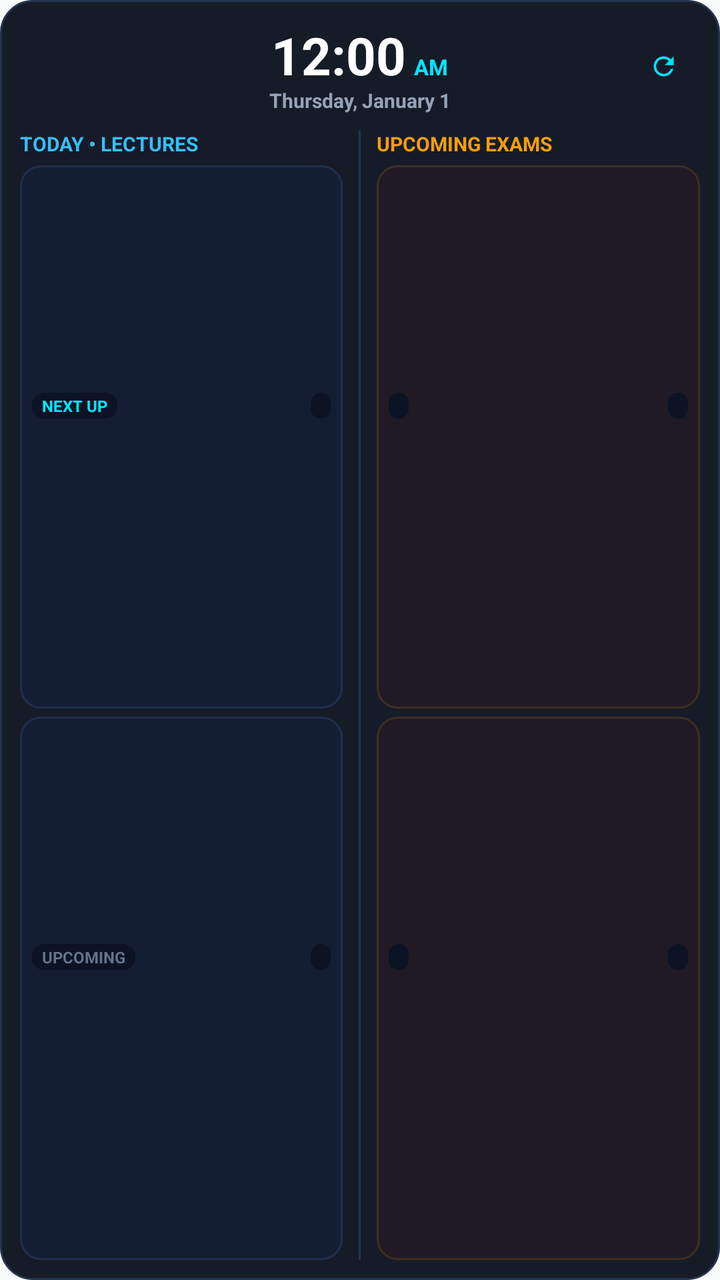
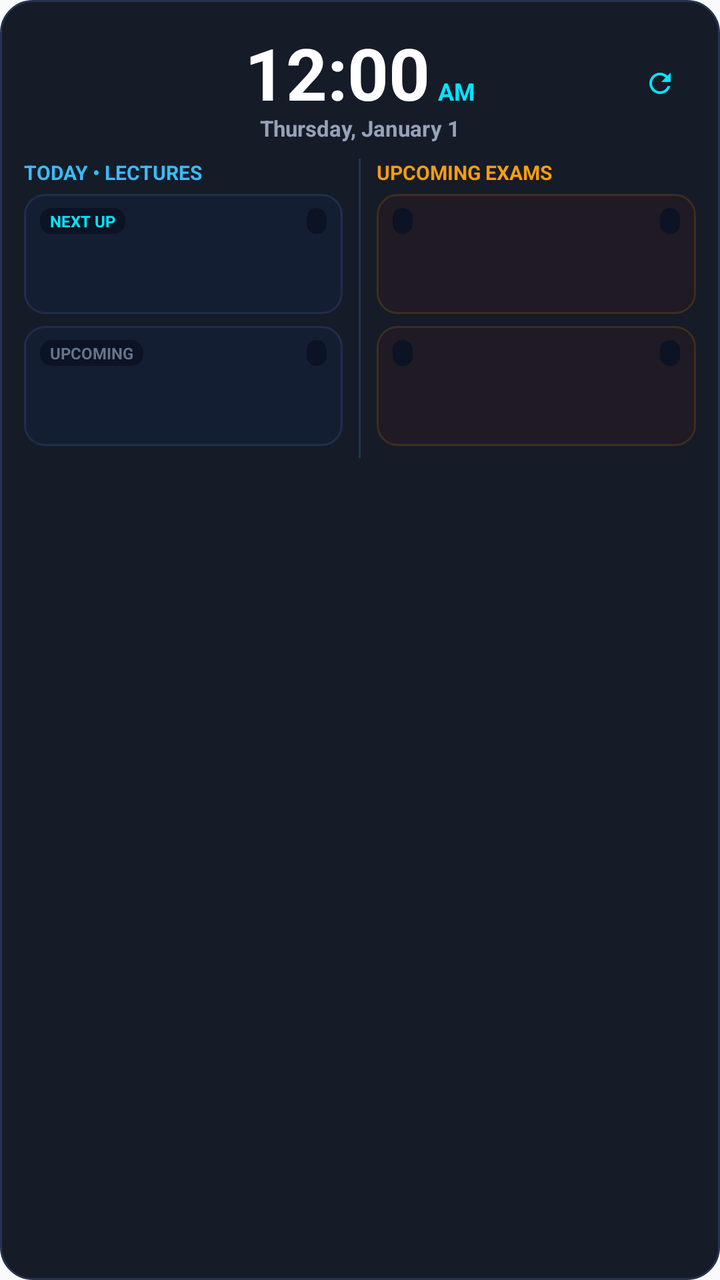

An Android layout rendered at two revisions. The XML below is the earlier revision; the diff shows what the commit changed to produce the second picture.
<!-- AndroidManifest.xml: application theme Theme.LifeSync -->
<!-- res/layout/widget_academic_hub.xml -->
<?xml version="1.0" encoding="utf-8"?>
<LinearLayout xmlns:android="http://schemas.android.com/apk/res/android"
    android:id="@+id/layoutWidgetRoot"
    android:layout_width="match_parent"
    android:layout_height="match_parent"
    android:background="@drawable/bg_widget_glass_oled"
    android:orientation="vertical"
    android:padding="10dp">

    
    <RelativeLayout
        android:layout_width="match_parent"
        android:layout_height="wrap_content">

        
        <LinearLayout
            android:id="@+id/layoutClockTouchpad"
            android:layout_width="wrap_content"
            android:layout_height="wrap_content"
            android:layout_centerHorizontal="true"
            android:gravity="center"
            android:orientation="vertical">

            <LinearLayout
                android:layout_width="wrap_content"
                android:layout_height="wrap_content"
                android:gravity="bottom"
                android:orientation="horizontal">

                <TextClock
                    android:id="@+id/tcWidgetClock"
                    android:layout_width="wrap_content"
                    android:layout_height="wrap_content"
                    android:format12Hour="h:mm"
                    android:textColor="#FFFFFF"
                    android:textSize="26sp"
                    android:textStyle="bold" />

                <TextClock
                    android:id="@+id/tcWidgetAmPm"
                    android:layout_width="wrap_content"
                    android:layout_height="wrap_content"
                    android:layout_marginStart="4dp"
                    android:format12Hour="a"
                    android:textColor="#00E5FF"
                    android:textSize="11sp"
                    android:textStyle="bold" />
            </LinearLayout>

            <TextClock
                android:id="@+id/tcWidgetDate"
                android:layout_width="wrap_content"
                android:layout_height="wrap_content"
                android:layout_marginTop="-2dp"
                android:format12Hour="EEEE, MMMM d"
                android:textColor="#94A3B8"
                android:textSize="10sp"
                android:textStyle="bold" />
        </LinearLayout>

        
        <FrameLayout
            android:id="@+id/btnWidgetRefreshHitbox"
            android:layout_width="36dp"
            android:layout_height="36dp"
            android:layout_alignParentEnd="true"
            android:layout_centerVertical="true">

            <ImageView
                android:id="@+id/ivWidgetRefreshIcon"
                android:layout_width="15dp"
                android:layout_height="15dp"
                android:layout_gravity="center"
                android:contentDescription="Refresh"
                android:src="@drawable/ic_refresh" />

            <ProgressBar
                android:id="@+id/pbWidgetLoading"
                android:layout_width="15dp"
                android:layout_height="15dp"
                android:layout_gravity="center"
                android:indeterminate="true"
                android:indeterminateTint="#00E5FF"
                android:visibility="gone" />
        </FrameLayout>
    </RelativeLayout>

    
    <LinearLayout
        android:id="@+id/layoutMainGrid"
        android:layout_width="match_parent"
        android:layout_height="0dp"
        android:layout_marginTop="8dp"
        android:layout_weight="1"
        android:baselineAligned="false"
        android:orientation="horizontal">

        
        <LinearLayout
            android:id="@+id/layoutScheduleSection"
            android:layout_width="0dp"
            android:layout_height="match_parent"
            android:layout_weight="1"
            android:orientation="vertical">

            <TextView
                android:id="@+id/tvClassHeader"
                android:layout_width="match_parent"
                android:layout_height="wrap_content"
                android:layout_marginBottom="4dp"
                android:text="TODAY • LECTURES"
                android:textColor="#38BDF8"
                android:textSize="10sp"
                android:textStyle="bold" />

            
            <LinearLayout
                android:id="@+id/rowClass1"
                android:layout_width="match_parent"
                android:layout_height="0dp"
                android:layout_marginBottom="4dp"
                android:layout_weight="1"
                android:background="@drawable/bg_widget_item_class"
                android:gravity="center_vertical"
                android:orientation="vertical"
                android:padding="6dp">

                <LinearLayout
                    android:layout_width="match_parent"
                    android:layout_height="wrap_content"
                    android:gravity="center_vertical"
                    android:orientation="horizontal">

                    <TextView
                        android:id="@+id/tvClass1Badge"
                        android:layout_width="wrap_content"
                        android:layout_height="wrap_content"
                        android:background="@drawable/bg_widget_pill_badge"
                        android:paddingHorizontal="5dp"
                        android:paddingVertical="1dp"
                        android:text="NEXT UP"
                        android:textColor="#00E5FF"
                        android:textSize="8sp"
                        android:textStyle="bold" />

                    <FrameLayout
                        android:layout_width="0dp"
                        android:layout_height="1dp"
                        android:layout_weight="1" />

                    <TextView
                        android:id="@+id/tvClass1Room"
                        android:layout_width="wrap_content"
                        android:layout_height="wrap_content"
                        android:background="@drawable/bg_widget_pill_badge"
                        android:paddingHorizontal="5dp"
                        android:paddingVertical="1dp"
                        android:textColor="#38BDF8"
                        android:textSize="8sp"
                        android:textStyle="bold" />
                </LinearLayout>

                <TextView
                    android:id="@+id/tvClass1Title"
                    android:layout_width="match_parent"
                    android:layout_height="wrap_content"
                    android:layout_marginTop="2dp"
                    android:ellipsize="end"
                    android:lineSpacingExtra="1dp"
                    android:maxLines="2"
                    android:textColor="#FFFFFF"
                    android:textSize="11sp"
                    android:textStyle="bold" />

                <TextView
                    android:id="@+id/tvClass1Time"
                    android:layout_width="wrap_content"
                    android:layout_height="wrap_content"
                    android:layout_marginTop="2dp"
                    android:textColor="#94A3B8"
                    android:textSize="9sp" />
            </LinearLayout>

            
            <LinearLayout
                android:id="@+id/rowClass2"
                android:layout_width="match_parent"
                android:layout_height="0dp"
                android:layout_weight="1"
                android:background="@drawable/bg_widget_item_class"
                android:gravity="center_vertical"
                android:orientation="vertical"
                android:padding="6dp">

                <LinearLayout
                    android:layout_width="match_parent"
                    android:layout_height="wrap_content"
                    android:gravity="center_vertical"
                    android:orientation="horizontal">

                    <TextView
                        android:id="@+id/tvClass2Badge"
                        android:layout_width="wrap_content"
                        android:layout_height="wrap_content"
                        android:background="@drawable/bg_widget_pill_badge"
                        android:paddingHorizontal="5dp"
                        android:paddingVertical="1dp"
                        android:text="UPCOMING"
                        android:textColor="#64748B"
                        android:textSize="8sp"
                        android:textStyle="bold" />

                    <FrameLayout
                        android:layout_width="0dp"
                        android:layout_height="1dp"
                        android:layout_weight="1" />

                    <TextView
                        android:id="@+id/tvClass2Room"
                        android:layout_width="wrap_content"
                        android:layout_height="wrap_content"
                        android:background="@drawable/bg_widget_pill_badge"
                        android:paddingHorizontal="5dp"
                        android:paddingVertical="1dp"
                        android:textColor="#38BDF8"
                        android:textSize="8sp"
                        android:textStyle="bold" />
                </LinearLayout>

                <TextView
                    android:id="@+id/tvClass2Title"
                    android:layout_width="match_parent"
                    android:layout_height="wrap_content"
                    android:layout_marginTop="2dp"
                    android:ellipsize="end"
                    android:lineSpacingExtra="1dp"
                    android:maxLines="2"
                    android:textColor="#FFFFFF"
                    android:textSize="11sp"
                    android:textStyle="bold" />

                <TextView
                    android:id="@+id/tvClass2Time"
                    android:layout_width="wrap_content"
                    android:layout_height="wrap_content"
                    android:layout_marginTop="2dp"
                    android:textColor="#94A3B8"
                    android:textSize="9sp" />
            </LinearLayout>

            <TextView
                android:id="@+id/tvNoClasses"
                android:layout_width="match_parent"
                android:layout_height="match_parent"
                android:background="@drawable/bg_widget_item_class"
                android:gravity="center"
                android:text="No upcoming lectures"
                android:textColor="#64748B"
                android:textSize="10sp"
                android:visibility="gone" />
        </LinearLayout>

        
        <FrameLayout
            android:id="@+id/vSectionDivider"
            android:layout_width="1dp"
            android:layout_height="match_parent"
            android:layout_marginHorizontal="8dp"
            android:background="#2E38BDF8" />

        
        <LinearLayout
            android:id="@+id/layoutExamSection"
            android:layout_width="0dp"
            android:layout_height="match_parent"
            android:layout_weight="1"
            android:orientation="vertical">

            <TextView
                android:id="@+id/tvExamHeader"
                android:layout_width="match_parent"
                android:layout_height="wrap_content"
                android:layout_marginBottom="4dp"
                android:text="UPCOMING EXAMS"
                android:textColor="#F59E0B"
                android:textSize="10sp"
                android:textStyle="bold" />

            
            <LinearLayout
                android:id="@+id/rowExam1"
                android:layout_width="match_parent"
                android:layout_height="0dp"
                android:layout_marginBottom="4dp"
                android:layout_weight="1"
                android:background="@drawable/bg_widget_item_exam"
                android:gravity="center_vertical"
                android:orientation="vertical"
                android:padding="6dp">

                <LinearLayout
                    android:layout_width="match_parent"
                    android:layout_height="wrap_content"
                    android:gravity="center_vertical"
                    android:orientation="horizontal">

                    <TextView
                        android:id="@+id/tvExam1Badge"
                        android:layout_width="wrap_content"
                        android:layout_height="wrap_content"
                        android:background="@drawable/bg_widget_pill_badge"
                        android:paddingHorizontal="5dp"
                        android:paddingVertical="1dp"
                        android:textColor="#F59E0B"
                        android:textSize="8sp"
                        android:textStyle="bold" />

                    <FrameLayout
                        android:layout_width="0dp"
                        android:layout_height="1dp"
                        android:layout_weight="1" />

                    <TextView
                        android:id="@+id/tvExam1Room"
                        android:layout_width="wrap_content"
                        android:layout_height="wrap_content"
                        android:background="@drawable/bg_widget_pill_badge"
                        android:paddingHorizontal="5dp"
                        android:paddingVertical="1dp"
                        android:textColor="#F59E0B"
                        android:textSize="8sp"
                        android:textStyle="bold" />
                </LinearLayout>

                <TextView
                    android:id="@+id/tvExam1Title"
                    android:layout_width="match_parent"
                    android:layout_height="wrap_content"
                    android:layout_marginTop="2dp"
                    android:ellipsize="end"
                    android:lineSpacingExtra="1dp"
                    android:maxLines="2"
                    android:textColor="#FFFFFF"
                    android:textSize="11sp"
                    android:textStyle="bold" />

                <TextView
                    android:id="@+id/tvExam1Time"
                    android:layout_width="wrap_content"
                    android:layout_height="wrap_content"
                    android:layout_marginTop="2dp"
                    android:textColor="#94A3B8"
                    android:textSize="9sp" />
            </LinearLayout>

            
            <LinearLayout
                android:id="@+id/rowExam2"
                android:layout_width="match_parent"
                android:layout_height="0dp"
                android:layout_weight="1"
                android:background="@drawable/bg_widget_item_exam"
                android:gravity="center_vertical"
                android:orientation="vertical"
                android:padding="6dp">

                <LinearLayout
                    android:layout_width="match_parent"
                    android:layout_height="wrap_content"
                    android:gravity="center_vertical"
                    android:orientation="horizontal">

                    <TextView
                        android:id="@+id/tvExam2Badge"
                        android:layout_width="wrap_content"
                        android:layout_height="wrap_content"
                        android:background="@drawable/bg_widget_pill_badge"
                        android:paddingHorizontal="5dp"
                        android:paddingVertical="1dp"
                        android:textColor="#F59E0B"
                        android:textSize="8sp"
                        android:textStyle="bold" />

                    <FrameLayout
                        android:layout_width="0dp"
                        android:layout_height="1dp"
                        android:layout_weight="1" />

                    <TextView
                        android:id="@+id/tvExam2Room"
                        android:layout_width="wrap_content"
                        android:layout_height="wrap_content"
                        android:background="@drawable/bg_widget_pill_badge"
                        android:paddingHorizontal="5dp"
                        android:paddingVertical="1dp"
                        android:textColor="#F59E0B"
                        android:textSize="8sp"
                        android:textStyle="bold" />
                </LinearLayout>

                <TextView
                    android:id="@+id/tvExam2Title"
                    android:layout_width="match_parent"
                    android:layout_height="wrap_content"
                    android:layout_marginTop="2dp"
                    android:ellipsize="end"
                    android:lineSpacingExtra="1dp"
                    android:maxLines="2"
                    android:textColor="#FFFFFF"
                    android:textSize="11sp"
                    android:textStyle="bold" />

                <TextView
                    android:id="@+id/tvExam2Time"
                    android:layout_width="wrap_content"
                    android:layout_height="wrap_content"
                    android:layout_marginTop="2dp"
                    android:textColor="#94A3B8"
                    android:textSize="9sp" />
            </LinearLayout>

            <TextView
                android:id="@+id/tvNoExams"
                android:layout_width="match_parent"
                android:layout_height="match_parent"
                android:background="@drawable/bg_widget_item_exam"
                android:gravity="center"
                android:text="All clear! No pending exams"
                android:textColor="#64748B"
                android:textSize="10sp"
                android:visibility="gone" />
        </LinearLayout>
    </LinearLayout>
</LinearLayout>
<!-- resources referenced by this layout -->
<resources>
  <!-- drawable bg_widget_glass_oled (drawable) -->
  <shape xmlns:android="http://schemas.android.com/apk/res/android"
      android:shape="rectangle">
      <solid android:color="#F20A0F1D" />
      <corners android:radius="16dp" />
      <stroke
          android:width="1dp"
          android:color="#24344D" />
  </shape>
  <!-- drawable bg_widget_item_class (drawable) -->
  <shape xmlns:android="http://schemas.android.com/apk/res/android"
      android:shape="rectangle">
      <solid android:color="#141E33" />
      <corners android:radius="10dp" />
      <stroke
          android:width="1dp"
          android:color="#1E2F4D" />
  </shape>
  <!-- drawable bg_widget_item_exam (drawable) -->
  <shape xmlns:android="http://schemas.android.com/apk/res/android"
      android:shape="rectangle">
      <solid android:color="#1F1A24" />
      <corners android:radius="10dp" />
      <stroke
          android:width="1dp"
          android:color="#3D2E1E" />
  </shape>
  <!-- drawable bg_widget_pill_badge (drawable) -->
  <shape xmlns:android="http://schemas.android.com/apk/res/android"
      android:shape="rectangle">
      <solid android:color="#0B1324" />
      <corners android:radius="6dp" />
  </shape>
  <!-- drawable ic_refresh (drawable) -->
  <vector xmlns:android="http://schemas.android.com/apk/res/android"
      android:width="24dp"
      android:height="24dp"
      android:viewportWidth="24"
      android:viewportHeight="24">
      <path
          android:fillColor="#00E5FF"
          android:pathData="M17.65,6.35C16.2,4.9 14.21,4 12,4c-4.42,0 -7.99,3.58 -7.99,8s3.57,8 7.99,8c3.73,0 6.84,-2.55 7.73,-6h-2.08c-0.82,2.33 -3.04,4 -5.65,4 -3.31,0 -6,-2.69 -6,-6s2.69,-6 6,-6c1.66,0 3.14,0.69 4.22,1.78L13,11h7V4l-2.35,2.35z"/>
  </vector>
  <color name="primary">#0284C7</color>
  <color name="primary_variant">#0369A1</color>
  <color name="on_primary">#FFFFFF</color>
  <color name="secondary">#7C3AED</color>
  <color name="secondary_variant">#6D28D9</color>
  <color name="on_secondary">#FFFFFF</color>
  <color name="surface">#FFFFFF</color>
  <color name="text_primary">#0F172A</color>
  <color name="text_secondary">#64748B</color>
  <color name="background">#F8FAFC</color>
  <style name="CardElevationRounded" parent="Widget.MaterialComponents.CardView">
          <item name="cardCornerRadius">22dp</item>
          <item name="cardElevation">2dp</item>
          <item name="strokeWidth">1dp</item>
          <item name="strokeColor">@color/card_stroke</item>
          <item name="cardBackgroundColor">@color/surface_card</item>
      </style>
  <style name="DuoRhythmTextView" parent="android:Widget.TextView">
          <item name="android:lineSpacingExtra">2dp</item>
          <item name="android:fontFamily">sans-serif</item>
          <item name="android:includeFontPadding">true</item>
      </style>
  <style name="DuoRhythmEditText" parent="android:Widget.EditText">
          <item name="android:lineSpacingExtra">2dp</item>
          <item name="android:fontFamily">sans-serif</item>
          <item name="android:includeFontPadding">true</item>
          <item name="android:textColor">@color/text_primary</item>
          <item name="android:textColorHint">@color/text_secondary</item>
      </style>
  <color name="card_stroke">#E2E8F0</color>
  <color name="surface_card">#FFFFFF</color>
  <!-- unchanged entries left out for length: 1 -->
</resources>

<!-- the commit's change to res/layout/widget_academic_hub.xml (unified diff, before → after) -->
@@ -5,7 +5,7 @@
     android:layout_height="match_parent"
     android:background="@drawable/bg_widget_glass_oled"
     android:orientation="vertical"
-    android:padding="10dp">
+    android:padding="12dp">
 
     
     <RelativeLayout
@@ -33,7 +33,7 @@
                     android:layout_height="wrap_content"
                     android:format12Hour="h:mm"
                     android:textColor="#FFFFFF"
-                    android:textSize="26sp"
+                    android:textSize="36sp"
                     android:textStyle="bold" />
 
                 <TextClock
@@ -43,7 +43,7 @@
                     android:layout_marginStart="4dp"
                     android:format12Hour="a"
                     android:textColor="#00E5FF"
-                    android:textSize="11sp"
+                    android:textSize="12sp"
                     android:textStyle="bold" />
             </LinearLayout>
 
@@ -51,10 +51,10 @@
                 android:id="@+id/tcWidgetDate"
                 android:layout_width="wrap_content"
                 android:layout_height="wrap_content"
-                android:layout_marginTop="-2dp"
+                android:layout_marginTop="-4dp"
                 android:format12Hour="EEEE, MMMM d"
                 android:textColor="#94A3B8"
-                android:textSize="10sp"
+                android:textSize="11sp"
                 android:textStyle="bold" />
         </LinearLayout>
 
@@ -68,16 +68,16 @@
 
             <ImageView
                 android:id="@+id/ivWidgetRefreshIcon"
-                android:layout_width="15dp"
-                android:layout_height="15dp"
+                android:layout_width="16dp"
+                android:layout_height="16dp"
                 android:layout_gravity="center"
                 android:contentDescription="Refresh"
                 android:src="@drawable/ic_refresh" />
 
             <ProgressBar
                 android:id="@+id/pbWidgetLoading"
-                android:layout_width="15dp"
-                android:layout_height="15dp"
+                android:layout_width="16dp"
+                android:layout_height="16dp"
                 android:layout_gravity="center"
                 android:indeterminate="true"
                 android:indeterminateTint="#00E5FF"
@@ -89,9 +89,8 @@
     <LinearLayout
         android:id="@+id/layoutMainGrid"
         android:layout_width="match_parent"
-        android:layout_height="0dp"
+        android:layout_height="wrap_content"
         android:layout_marginTop="8dp"
-        android:layout_weight="1"
         android:baselineAligned="false"
         android:orientation="horizontal">
 
@@ -99,7 +98,7 @@
         <LinearLayout
             android:id="@+id/layoutScheduleSection"
             android:layout_width="0dp"
-            android:layout_height="match_parent"
+            android:layout_height="wrap_content"
             android:layout_weight="1"
             android:orientation="vertical">
 
@@ -117,13 +116,12 @@
             <LinearLayout
                 android:id="@+id/rowClass1"
                 android:layout_width="match_parent"
-                android:layout_height="0dp"
-                android:layout_marginBottom="4dp"
-                android:layout_weight="1"
+                android:layout_height="wrap_content"
+                android:layout_marginBottom="6dp"
                 android:background="@drawable/bg_widget_item_class"
-                android:gravity="center_vertical"
                 android:orientation="vertical"
-                android:padding="6dp">
+                android:paddingHorizontal="8dp"
+                android:paddingVertical="7dp">
 
                 <LinearLayout
                     android:layout_width="match_parent"
@@ -164,7 +162,7 @@
                     android:id="@+id/tvClass1Title"
                     android:layout_width="match_parent"
                     android:layout_height="wrap_content"
-                    android:layout_marginTop="2dp"
+                    android:layout_marginTop="3dp"
                     android:ellipsize="end"
                     android:lineSpacingExtra="1dp"
                     android:maxLines="2"
@@ -176,7 +174,7 @@
                     android:id="@+id/tvClass1Time"
                     android:layout_width="wrap_content"
                     android:layout_height="wrap_content"
-                    android:layout_marginTop="2dp"
+                    android:layout_marginTop="3dp"
                     android:textColor="#94A3B8"
                     android:textSize="9sp" />
             </LinearLayout>
@@ -185,12 +183,12 @@
             <LinearLayout
                 android:id="@+id/rowClass2"
                 android:layout_width="match_parent"
-                android:layout_height="0dp"
-                android:layout_weight="1"
+                android:layout_height="wrap_content"
+                android:layout_marginBottom="6dp"
                 android:background="@drawable/bg_widget_item_class"
-                android:gravity="center_vertical"
                 android:orientation="vertical"
-                android:padding="6dp">
+                android:paddingHorizontal="8dp"
+                android:paddingVertical="7dp">
 
                 <LinearLayout
                     android:layout_width="match_parent"
@@ -231,7 +229,7 @@
                     android:id="@+id/tvClass2Title"
                     android:layout_width="match_parent"
                     android:layout_height="wrap_content"
-                    android:layout_marginTop="2dp"
+                    android:layout_marginTop="3dp"
                     android:ellipsize="end"
                     android:lineSpacingExtra="1dp"
                     android:maxLines="2"
@@ -243,7 +241,7 @@
                     android:id="@+id/tvClass2Time"
                     android:layout_width="wrap_content"
                     android:layout_height="wrap_content"
-                    android:layout_marginTop="2dp"
+                    android:layout_marginTop="3dp"
                     android:textColor="#94A3B8"
                     android:textSize="9sp" />
             </LinearLayout>
@@ -251,7 +249,7 @@
             <TextView
                 android:id="@+id/tvNoClasses"
                 android:layout_width="match_parent"
-                android:layout_height="match_parent"
+                android:layout_height="90dp"
                 android:background="@drawable/bg_widget_item_class"
                 android:gravity="center"
                 android:text="No upcoming lectures"
@@ -272,7 +270,7 @@
         <LinearLayout
             android:id="@+id/layoutExamSection"
             android:layout_width="0dp"
-            android:layout_height="match_parent"
+            android:layout_height="wrap_content"
             android:layout_weight="1"
             android:orientation="vertical">
 
@@ -290,13 +288,12 @@
             <LinearLayout
                 android:id="@+id/rowExam1"
                 android:layout_width="match_parent"
-                android:layout_height="0dp"
-                android:layout_marginBottom="4dp"
-                android:layout_weight="1"
+                android:layout_height="wrap_content"
+                android:layout_marginBottom="6dp"
                 android:background="@drawable/bg_widget_item_exam"
-                android:gravity="center_vertical"
                 android:orientation="vertical"
-                android:padding="6dp">
+                android:paddingHorizontal="8dp"
+                android:paddingVertical="7dp">
 
                 <LinearLayout
                     android:layout_width="match_parent"
@@ -336,7 +333,7 @@
                     android:id="@+id/tvExam1Title"
                     android:layout_width="match_parent"
                     android:layout_height="wrap_content"
-                    android:layout_marginTop="2dp"
+                    android:layout_marginTop="3dp"
                     android:ellipsize="end"
                     android:lineSpacingExtra="1dp"
                     android:maxLines="2"
@@ -348,7 +345,7 @@
                     android:id="@+id/tvExam1Time"
                     android:layout_width="wrap_content"
                     android:layout_height="wrap_content"
-                    android:layout_marginTop="2dp"
+                    android:layout_marginTop="3dp"
                     android:textColor="#94A3B8"
                     android:textSize="9sp" />
             </LinearLayout>
@@ -357,12 +354,12 @@
             <LinearLayout
                 android:id="@+id/rowExam2"
                 android:layout_width="match_parent"
-                android:layout_height="0dp"
-                android:layout_weight="1"
+                android:layout_height="wrap_content"
+                android:layout_marginBottom="6dp"
                 android:background="@drawable/bg_widget_item_exam"
-                android:gravity="center_vertical"
                 android:orientation="vertical"
-                android:padding="6dp">
+                android:paddingHorizontal="8dp"
+                android:paddingVertical="7dp">
 
                 <LinearLayout
                     android:layout_width="match_parent"
@@ -402,7 +399,7 @@
                     android:id="@+id/tvExam2Title"
                     android:layout_width="match_parent"
                     android:layout_height="wrap_content"
-                    android:layout_marginTop="2dp"
+                    android:layout_marginTop="3dp"
                     android:ellipsize="end"
                     android:lineSpacingExtra="1dp"
                     android:maxLines="2"
@@ -414,7 +411,7 @@
                     android:id="@+id/tvExam2Time"
                     android:layout_width="wrap_content"
                     android:layout_height="wrap_content"
-                    android:layout_marginTop="2dp"
+                    android:layout_marginTop="3dp"
                     android:textColor="#94A3B8"
                     android:textSize="9sp" />
             </LinearLayout>
@@ -422,7 +419,7 @@
             <TextView
                 android:id="@+id/tvNoExams"
                 android:layout_width="match_parent"
-                android:layout_height="match_parent"
+                android:layout_height="90dp"
                 android:background="@drawable/bg_widget_item_exam"
                 android:gravity="center"
                 android:text="All clear! No pending exams"
